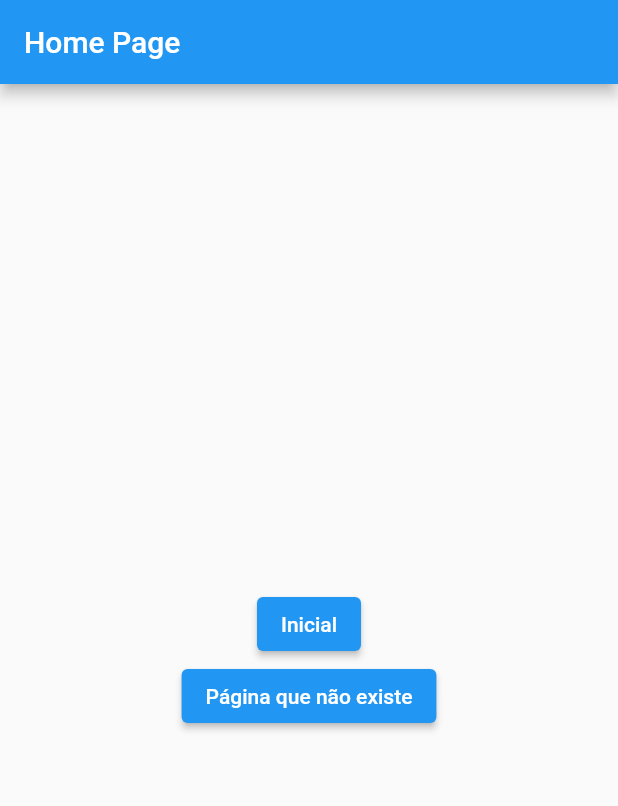
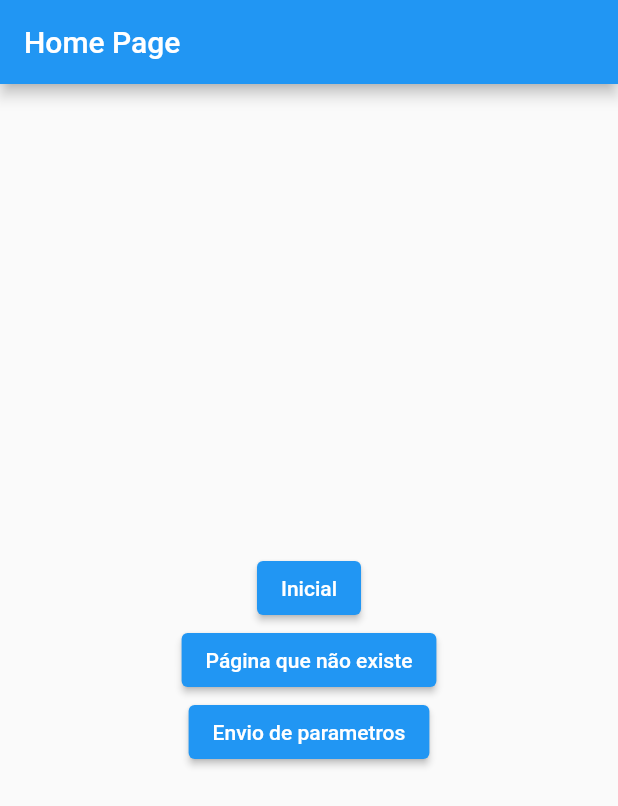
Before and after one commit to moraes3000/flutter_getx_tutorial, a Flutter app: the screen it shows after launch, on a phone screen of 412 x 824 dp. Shown: the top 806 px of the screen. Run offline on Flutter 3.47's test engine with Material 2 defaults, Android fonts, the phone set to English and light mode, and no system bars; our stand-ins replace get.

Commit message:
passando parametros

```diff
--- a/get_rotas_nomeadas/lib/main.dart
+++ b/get_rotas_nomeadas/lib/main.dart
@@ -1,7 +1,11 @@
 import 'package:flutter/material.dart';
 import 'package:get/get.dart';
+import 'package:get_rotas_nomeadas/pages/envio_parametros/envio_parametros_home_page.dart';
 import 'package:get_rotas_nomeadas/pages/home_page.dart';
 
+import 'pages/envio_parametros/arguments_param_page.dart';
+import 'pages/envio_parametros/path_param_page.dart';
+import 'pages/envio_parametros/query_param_page.dart';
 import 'pages/inicial/page1.dart';
 import 'pages/rota_nao_encontrada/rota_nao_encontrada_page.dart';
 
@@ -32,6 +36,17 @@ class MyApp extends StatelessWidget {
           name: '/inicial/page1',
           page: () => const Page1(),
         ),
+        GetPage(
+            name: '/envio_parametros_home_page',
+            page: () => const EnvioParametrosHomePage(),
+            children: [
+              GetPage(
+                  name: '/arguments', page: () => const ArgumentsParamPage()),
+              GetPage(
+                  name: '/pathParam/:nome/jornadaGetX',
+                  page: () => const PathParamPage()),
+              GetPage(name: '/queryParam', page: () => const QueryParamPage()),
+            ]),
       ],
     );
   }
--- a/get_rotas_nomeadas/lib/pages/home_page.dart
+++ b/get_rotas_nomeadas/lib/pages/home_page.dart
@@ -26,6 +26,12 @@ class HomePage extends StatelessWidget {
             },
             child: const Text('Página que não existe'),
           ),
+          ElevatedButton(
+            onPressed: () {
+              Get.toNamed("/envio_parametros_home_page");
+            },
+            child: const Text('Envio de parametros'),
+          ),
         ],
       )),
     );
```
Also changed, not shown: get_rotas_nomeadas/lib/pages/envio_parametros/arguments_param_page.dart (added, +24 -0 lines), get_rotas_nomeadas/lib/pages/envio_parametros/envio_parametros_home_page.dart (added, +57 -0 lines), get_rotas_nomeadas/lib/pages/envio_parametros/path_param_page.dart (added, +16 -0 lines), get_rotas_nomeadas/lib/pages/envio_parametros/query_param_page.dart (added, +21 -0 lines).
